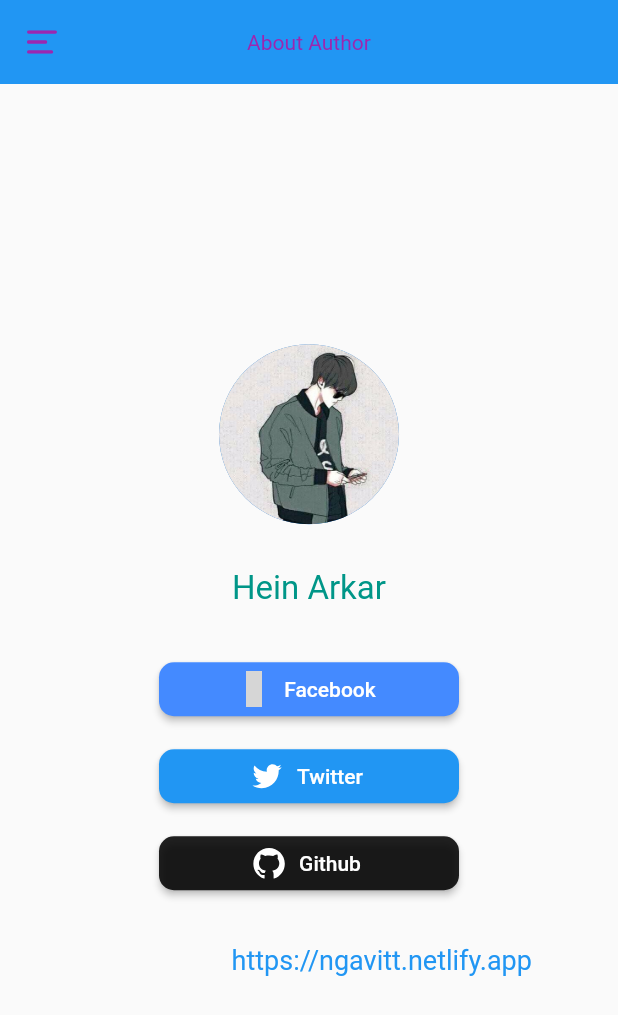
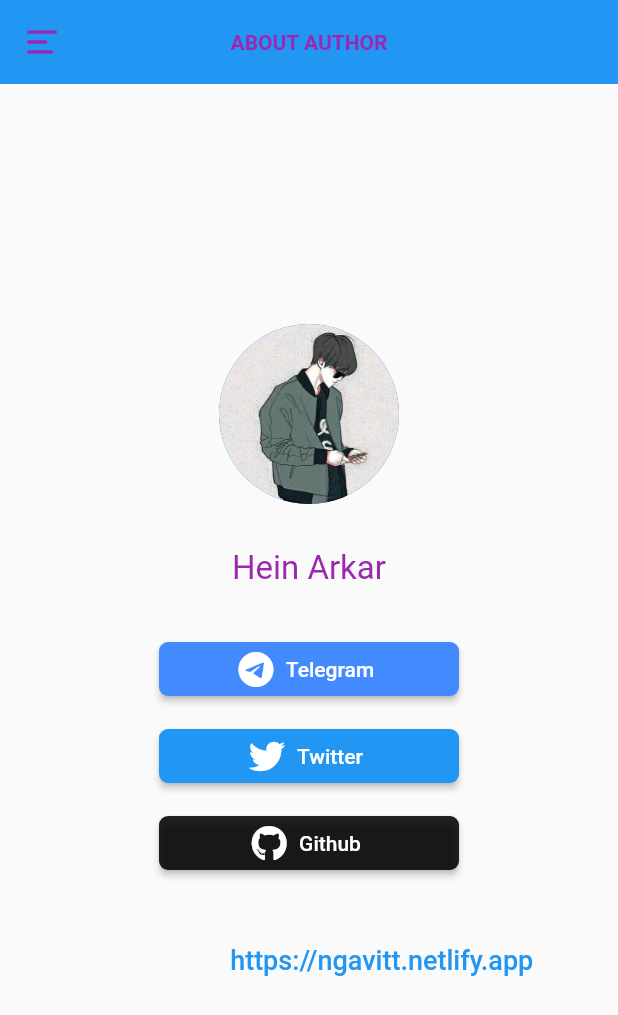
Before and after one commit to H3inAK/ngavitt, a Flutter app: the AboutAuthor screen opened directly, on a phone screen of 412 x 824 dp. Shown: the top 1015 px of the screen. Run offline on Flutter 3.47's test engine with Material 2 defaults, Android fonts, the phone set to English and light mode, and no system bars; our stand-ins replace animated_theme_switcher, fl_chart, flutter_icons, flutter_svg, google_fonts, shared_preferences; missing offline and left inert: quick_actions; accounts and stored records are empty; network calls fail; Roboto replaces fonts that are missing (Aclonica); grey boxes are pictures that could not be loaded.

```diff
--- a/lib/main.dart
+++ b/lib/main.dart
@@ -1,6 +1,6 @@
 import 'package:animated_theme_switcher/animated_theme_switcher.dart';
-import 'package:covid19app/helpers/custom_routes.dart';
 import 'package:flutter/cupertino.dart';
+import 'package:flutter/foundation.dart';
 import 'package:flutter/material.dart';
 import 'package:flutter/services.dart';
 import 'package:provider/provider.dart';
@@ -8,7 +8,9 @@ import 'package:provider/provider.dart';
 import './providers/global_status_provider.dart';
 import './providers/counrties_provider.dart';
 import './providers/country_status_provider.dart';
-import '../themes/theme_service.dart';
+import './helpers/quick_actions.dart';
+import './themes/theme_service.dart';
+import './helpers/custom_routes.dart';
 import './screens/splash_screen.dart';
 import './screens/search_screen.dart';
 import './screens/all_countries.dart';
@@ -22,20 +24,21 @@ void main() async {
     ),
   );
   WidgetsFlutterBinding.ensureInitialized();
+  if (!kIsWeb) AppBannerActions.init();
   final themeServise = await ThemeService.instance;
   final initTheme = themeServise.initial;
-  runApp(MyApp(theme: initTheme));
+  runApp(MyApp(initTheme: initTheme));
 }
 
 class MyApp extends StatelessWidget {
-  final ThemeData theme;
+  final ThemeData initTheme;
 
-  MyApp({this.theme});
+  const MyApp({this.initTheme});
 
   @override
   Widget build(BuildContext context) {
     return ThemeProvider(
-      initTheme: theme,
+      initTheme: initTheme,
       child: Builder(
         builder: (BuildContext context) => MultiProvider(
           providers: [
@@ -59,6 +62,8 @@ class MyApp extends StatelessWidget {
               AllCountriesScreen.routeName: (ctx) => AllCountriesScreen(),
               CountryDetailsScreen.routeName: (ctx) => CountryDetailsScreen(),
             },
+            // it doesn't effect anything but
+            // will be reslove later
             // ignore: missing_return
             onGenerateRoute: (RouteSettings settings) {
               switch (settings.name) {
--- a/lib/pages/pie_chart_global.dart
+++ b/lib/pages/pie_chart_global.dart
@@ -3,6 +3,7 @@ import 'package:flutter/material.dart';
 import 'package:fl_chart/fl_chart.dart';
 import 'package:flutter/semantics.dart';
 import 'package:flutter_svg/svg.dart';
+import 'package:google_fonts/google_fonts.dart';
 import 'package:provider/provider.dart';
 
 import '../constants/data.dart';
@@ -124,8 +125,9 @@ class _PieChartPageState extends State<PieChartPage> {
           ),
           title: Text(
             "GLOBAL CHART STATUS",
-            style: TextStyle(
+            style: GoogleFonts.aclonica(
               color: Theme.of(context).accentColor,
+              fontWeight: FontWeight.bold,
             ),
           ),
           centerTitle: true,
--- a/lib/screens/about_me.dart
+++ b/lib/screens/about_me.dart
@@ -1,10 +1,14 @@
 import 'dart:async';
 
 import 'package:animated_theme_switcher/animated_theme_switcher.dart';
-import 'package:covid19app/widgets/drawers/app_drawer.dart';
+import 'package:flutter/foundation.dart';
 import 'package:flutter/material.dart';
 import 'package:flutter_icons/flutter_icons.dart';
 import 'package:flutter_svg/flutter_svg.dart';
+import 'package:google_fonts/google_fonts.dart';
+import 'package:url_launcher/url_launcher.dart';
+
+import '../widgets/drawers/app_drawer.dart';
 
 class AboutAuthor extends StatefulWidget {
   const AboutAuthor({Key key}) : super(key: key);
@@ -32,6 +36,10 @@ class _AboutAuthorState extends State<AboutAuthor>
     super.dispose();
   }
 
+  Future<void> _launchURL(String url) async {
+    await canLaunch(url) ? launch(url) : throw Exception("can't launch $url");
+  }
+
   @override
   Widget build(BuildContext context) {
     return ThemeSwitchingArea(
@@ -53,9 +61,10 @@ class _AboutAuthorState extends State<AboutAuthor>
             },
           ),
           title: Text(
-            "About Author",
-            style: TextStyle(
+            "ABOUT AUTHOR",
+            style: GoogleFonts.aclonica(
               color: Theme.of(context).accentColor,
+              fontWeight: FontWeight.bold,
             ),
           ),
           elevation: 0.0,
@@ -68,7 +77,7 @@ class _AboutAuthorState extends State<AboutAuthor>
             Center(
               child: ShakeTransition(
                 curve: Curves.elasticOut,
-                offset: -400,
+                offset: -800,
                 duration: const Duration(milliseconds: 800),
                 axis: Axis.vertical,
                 child: CircleAvatar(
@@ -91,7 +100,7 @@ class _AboutAuthorState extends State<AboutAuthor>
                   Text(
                     "Hein Arkar",
                     style: TextStyle(
-                      color: Colors.teal,
+                      color: Theme.of(context).accentColor,
                       fontSize: 22,
                     ),
                   )
@@ -110,12 +119,14 @@ class _AboutAuthorState extends State<AboutAuthor>
                   style: ElevatedButton.styleFrom(
                     primary: Colors.blueAccent,
                     shape: RoundedRectangleBorder(
-                      borderRadius: BorderRadius.circular(10),
+                      borderRadius: BorderRadius.circular(6),
                     ),
                   ),
-                  onPressed: () {},
-                  icon: Icon(AntDesign.facebook_square),
-                  label: Text("Facebook"),
+                  onPressed: () {
+                    _launchURL('https://t.me/csthantzinoo');
+                  },
+                  icon: Icon(FontAwesome.telegram),
+                  label: Text("Telegram"),
                 ),
               ),
             ),
@@ -131,11 +142,13 @@ class _AboutAuthorState extends State<AboutAuthor>
                   style: ElevatedButton.styleFrom(
                     primary: Colors.blue,
                     shape: RoundedRectangleBorder(
-                      borderRadius: BorderRadius.circular(10),
+                      borderRadius: BorderRadius.circular(6),
                     ),
                   ),
-                  onPressed: () {},
-                  icon: Icon(AntDesign.twitter),
+                  onPressed: () {
+                    _launchURL('https://www.twitter.com/HeinArkar8');
+                  },
+                  icon: Icon(FontAwesome.twitter),
                   label: Text("Twitter"),
                 ),
               ),
@@ -152,23 +165,51 @@ class _AboutAuthorState extends State<AboutAuthor>
                   style: ElevatedButton.styleFrom(
                     primary: Colors.black87,
                     shape: RoundedRectangleBorder(
-                      borderRadius: BorderRadius.circular(10),
+                      borderRadius: BorderRadius.circular(6),
                     ),
                   ),
-                  onPressed: () {},
-                  icon: Icon(AntDesign.github),
+                  onPressed: () {
+                    _launchURL('https://github.com/H3inAK');
+                  },
+                  icon: Icon(FontAwesome.github),
                   label: Text("Github"),
                 ),
               ),
             ),
             SizedBox(height: 30),
-            ShakeTransition.repeatTransition(
-              animationController: _animationController,
+            kIsWeb
+                ? ShakeTransition(
+                    curve: Curves.fastLinearToSlowEaseIn,
+                    axis: Axis.horizontal,
+                    duration: const Duration(milliseconds: 2000),
+                    offset: 80,
+                    child: TextButton(
+                      onPressed: () {
+                        print("it works");
+                        _launchURL('https://ngavitt.netlify.app');
+                      },
                       child: SelectableText(
                         "https://ngavitt.netlify.app",
                         style: TextStyle(
                           color: Colors.blue,
                           fontSize: 18,
+                        ),
+                      ),
+                    ),
+                  )
+                : ShakeTransition.repeatTransition(
+                    animationController: _animationController,
+                    child: TextButton(
+                      onPressed: () {
+                        print("it works");
+                        _launchURL('https://ngavitt.netlify.app');
+                      },
+                      child: SelectableText(
+                        "https://ngavitt.netlify.app",
+                        style: TextStyle(
+                          color: Colors.blue,
+                          fontSize: 18,
+                        ),
                       ),
                     ),
                   ),
--- a/lib/widgets/drawers/app_drawer.dart
+++ b/lib/widgets/drawers/app_drawer.dart
@@ -10,7 +10,7 @@ import 'package:flutter_svg/svg.dart';
 import '../../themes/theme_service.dart';
 import '../../helpers/custom_routes.dart';
 import '../../screens/home_screen.dart';
-import '../../screens/preventation_screen.dart';
+import '../../screens/prevention_screen.dart';
 import '../../pages/pie_chart_global.dart';
 
 class AppDrawer extends StatefulWidget {
@@ -66,7 +66,7 @@ class _AppDrawerState extends State<AppDrawer>
                     "Preventions",
                     () => Navigator.of(context).pushReplacement(
                       CustomRoute(
-                        builder: (ctx) => PreventationScreen(),
+                        builder: (ctx) => PreventionScreen(),
                       ),
                     ),
                   ),
```
Also changed, not shown: lib/helpers/quick_actions.dart (added, +31 -0 lines), lib/screens/preventation_screen.dart (deleted, +0 -166 lines), lib/screens/prevention_screen.dart (added, +138 -0 lines), lib/screens/splash_screen.dart (+32 -1 lines), lib/screens/take_quick_screen.dart (added, +23 -0 lines), lib/widgets/countries/countries_list_widget.dart (+9 -2 lines), pubspec.yaml (+6 -29 lines), pubspec.lock, 7 other files. Lines whose indentation alone changed are shown as unchanged.
